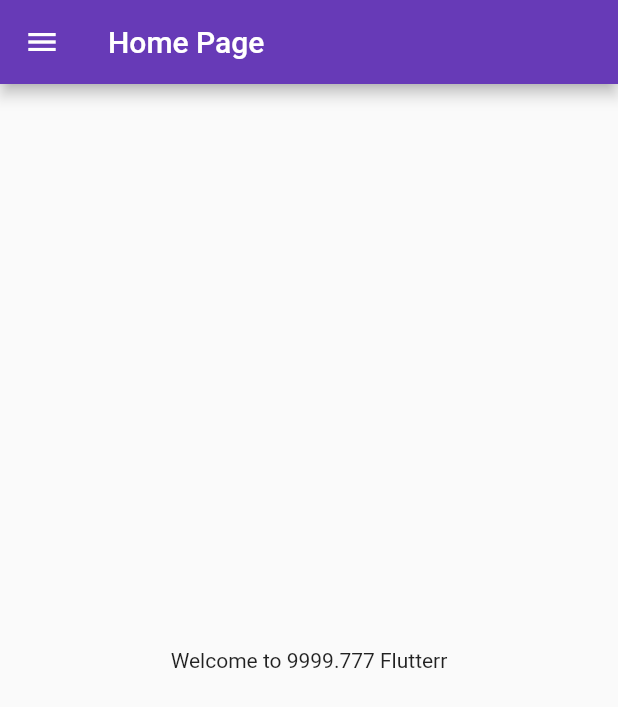
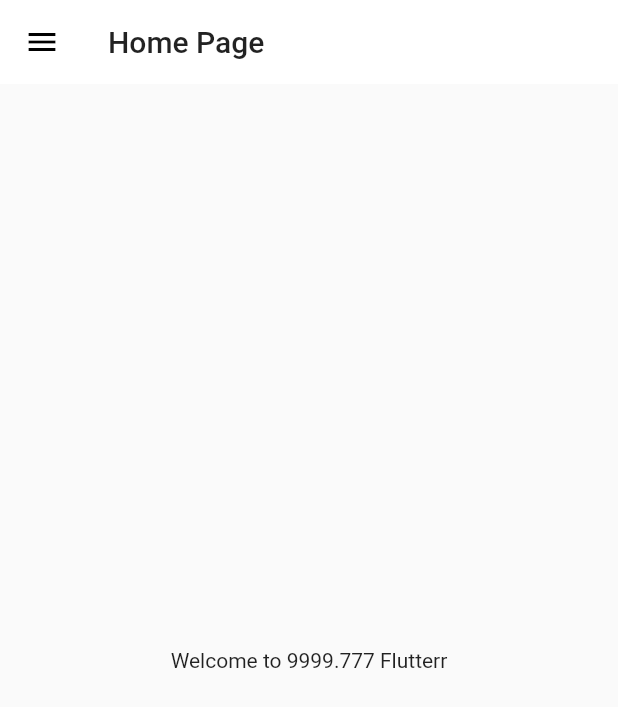
Before and after one commit to ig-sachin/flutter-ecommerce, a Flutter app: the screen it shows after launch, on a phone screen of 412 x 824 dp. Shown: the top 707 px of the screen. Run offline on Flutter 3.47's test engine with Material 2 defaults, Android fonts, the phone set to English and light mode, and no system bars; our stand-ins replace google_fonts.

Commit message:
Added LightTheme and DarkTheme

```diff
--- a/lib/main.dart
+++ b/lib/main.dart
@@ -1,6 +1,7 @@
 import 'package:ecommerce/Pages/HomePage.dart';
 import 'package:ecommerce/Pages/LoginPage.dart';
 import 'package:ecommerce/Pages/routes.dart';
+import 'package:ecommerce/widgets/themes.dart';
 import 'package:flutter/material.dart';
 import 'package:google_fonts/google_fonts.dart';
 
@@ -13,12 +14,9 @@ class MyApp extends StatelessWidget {
   Widget build(BuildContext context) {
     return MaterialApp(
       debugShowCheckedModeBanner: false,
-      themeMode: ThemeMode.dark,
-      theme: ThemeData(
-        primarySwatch: Colors.deepPurple,
-      ),
-      darkTheme: ThemeData(
-          brightness: Brightness.light, primarySwatch: Colors.deepPurple),
+      themeMode: ThemeMode.light,
+      theme: MyTheme.lightTheme(context),
+      darkTheme: MyTheme.darkTheme(context),
       initialRoute: MyRoutes.homeRoute,
       routes: {
         "/": (context) => LoginPage(),
--- /dev/null
+++ b/lib/widgets/themes.dart
@@ -0,0 +1,18 @@
+import 'package:flutter/material.dart';
+
+class MyTheme {
+  static ThemeData lightTheme(BuildContext context) => ThemeData(
+        primarySwatch: Colors.deepPurple,
+        appBarTheme: AppBarTheme(
+          color: Colors.white,
+          elevation: 0,
+          iconTheme: IconThemeData(
+            color: Colors.black,
+          ),
+          textTheme: Theme.of(context).textTheme,
+        ),
+      );
+
+  static ThemeData darkTheme(BuildContext context) =>
+      ThemeData(brightness: Brightness.dark);
+}
```
